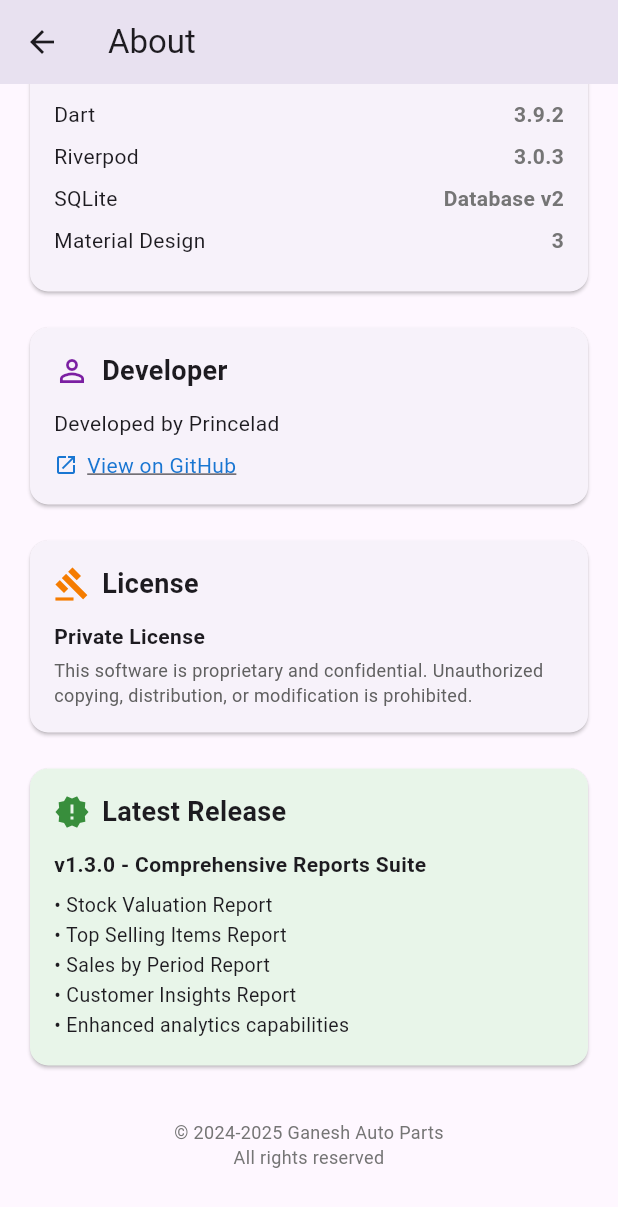
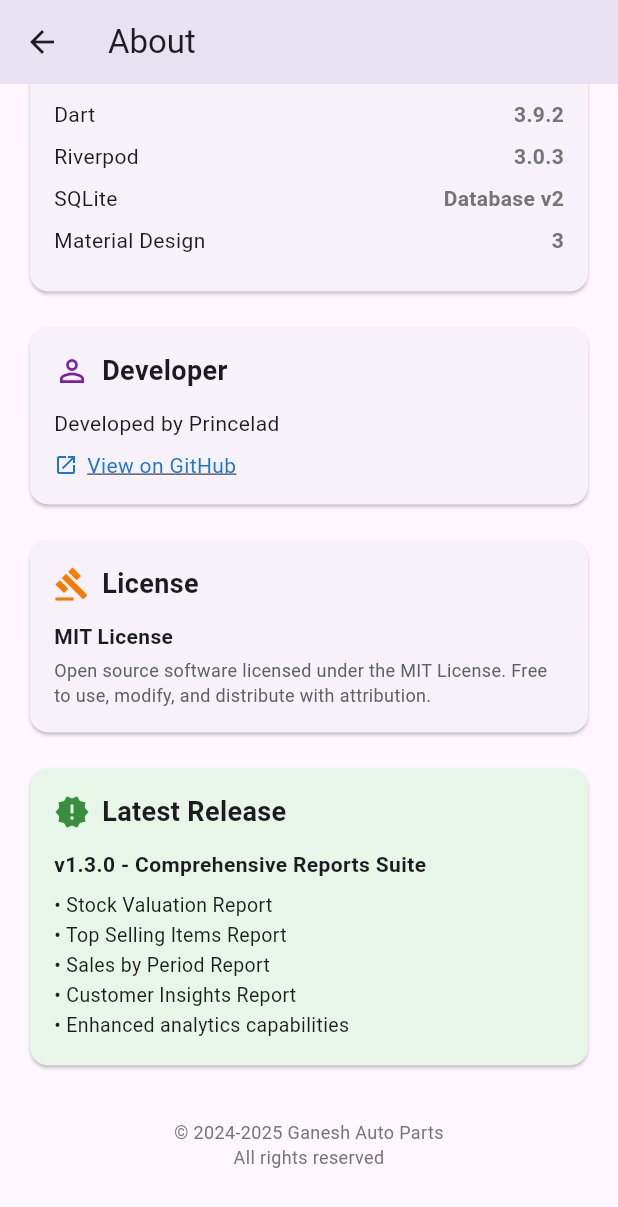
Before and after one commit to Princelad/ganesh-auto-parts, a Flutter app: the AboutPage screen opened by its route, scrolled down 1152 dp, on a phone screen of 412 x 824 dp. Shown: the top 1207 px of the screen. Run offline on Flutter 3.47's test engine with Material 3 defaults, Android fonts, the phone set to English and light mode, and no system bars; our stand-ins replace csv, file_picker, flutter_riverpod, flutter_secure_storage, flutter_svg, pdf and 4 more; accounts and stored records are empty.

Commit message:
chore: Change license to MIT (open source)
Changed from proprietary license to MIT License for open source.

Changed:
- README.md: Updated license badge from Private to MIT (green)
- README.md: Updated license section to reflect MIT License with link
- About Page: Updated license display from Private to MIT License
- About Page: Changed description to reflect open source nature
- CHANGELOG.md: Added [Unreleased] section documenting license change

The project is now open source under the permissive MIT License,
allowing free use, modification, and distribution with attribution.

```diff
--- a/lib/src/screens/about_page.dart
+++ b/lib/src/screens/about_page.dart
@@ -273,13 +273,13 @@ class AboutPage extends StatelessWidget {
                   ),
                   const SizedBox(height: 12),
                   const Text(
-                    'Private License',
+                    'MIT License',
                     style: TextStyle(fontSize: 14, fontWeight: FontWeight.bold),
                   ),
                   const SizedBox(height: 4),
                   Text(
-                    'This software is proprietary and confidential. '
-                    'Unauthorized copying, distribution, or modification is prohibited.',
+                    'Open source software licensed under the MIT License. '
+                    'Free to use, modify, and distribute with attribution.',
                     style: TextStyle(fontSize: 12, color: Colors.grey.shade700),
                   ),
                 ],
```
Also changed, not shown: 2 other files.
